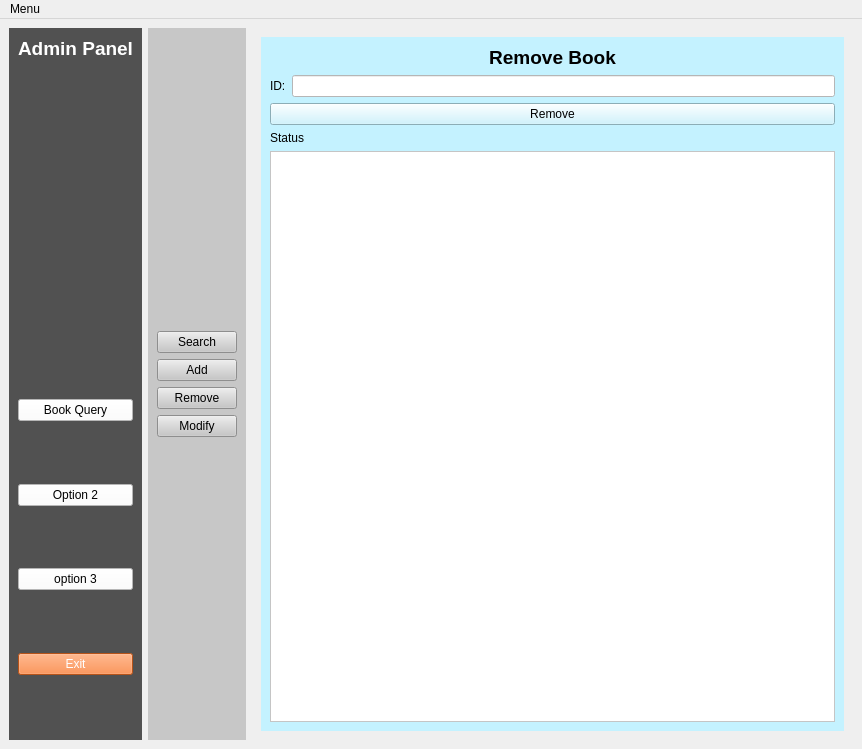
mursalatul/library-management-system, file ui/admin.ui: the form before one commit.
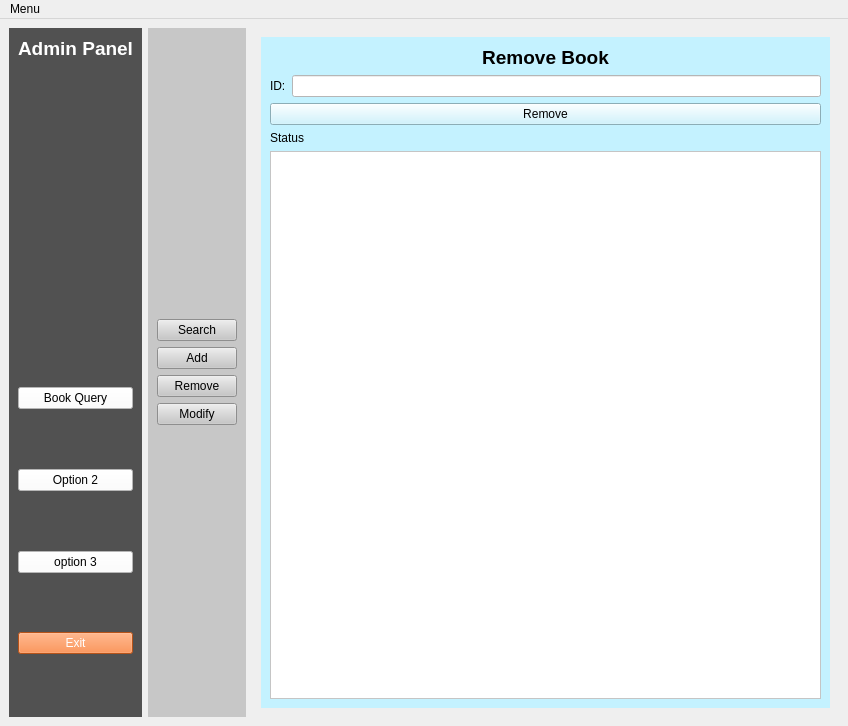
The form after the commit. Icons and pictures are not drawn.

Commit message: remove book function added.

Diff of the .ui file:
```diff
--- a/ui/admin.ui
+++ b/ui/admin.ui
@@ -6,8 +6,8 @@
    <rect>
     <x>0</x>
     <y>0</y>
-    <width>862</width>
-    <height>749</height>
+    <width>848</width>
+    <height>726</height>
    </rect>
   </property>
   <property name="windowTitle">
@@ -728,7 +728,7 @@
     <rect>
      <x>0</x>
      <y>0</y>
-     <width>862</width>
+     <width>848</width>
      <height>22</height>
     </rect>
    </property>
```
Left out of the diff: 6 changed lines with no effect on the pictures. The commit also changes 1 other file.
